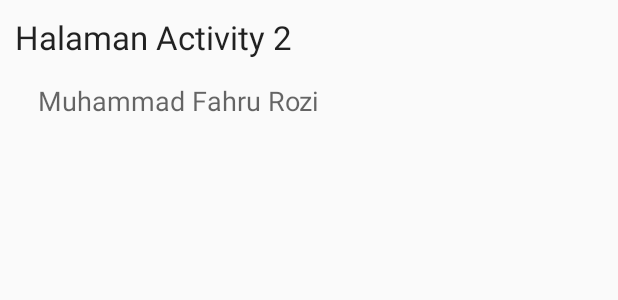
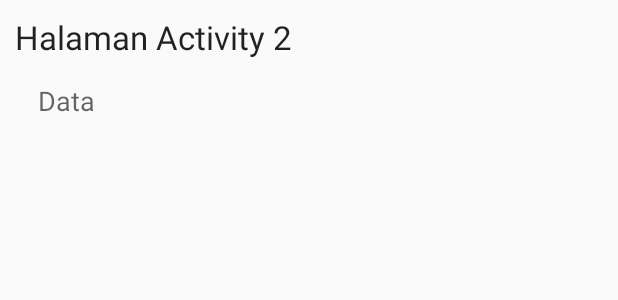
Before and after one commit to MuhammadFahru/PWPB-XII, an Android app: the layout activity_main2.xml on its own in the app's theme, with its tools: preview values and no code run, on a phone screen of 412 x 824 dp. Shown: the top 300 px of the screen. Run offline under Robolectric (Android 15) with nearby library versions, the phone set to English and light mode, and no system bars.

Commit message:
Intent With Put Extra

```diff
--- a/Intent/Latihan1/app/src/main/AndroidManifest.xml
+++ b/Intent/Latihan1/app/src/main/AndroidManifest.xml
@@ -16,6 +16,7 @@
                 <category android:name="android.intent.category.LAUNCHER" />
             </intent-filter>
         </activity>
+        <activity android:name=".MainActivity2" />
     </application>
 
 </manifest>
--- a/Intent/Latihan1/app/src/main/res/layout/activity_main.xml
+++ b/Intent/Latihan1/app/src/main/res/layout/activity_main.xml
@@ -6,6 +6,7 @@
     android:layout_width="match_parent"
     android:layout_height="match_parent"
     android:orientation="vertical"
+    tools:context=".MainActivity"
     android:padding="10dp" >
 
     <TextView
--- a/Intent/Latihan1/app/src/main/res/layout/activity_main2.xml
+++ b/Intent/Latihan1/app/src/main/res/layout/activity_main2.xml
@@ -6,6 +6,7 @@
     android:layout_width="match_parent"
     android:layout_height="match_parent"
     android:orientation="vertical"
+    tools:context=".MainActivity2"
     android:padding="10dp" >
 
     <TextView
@@ -19,7 +20,7 @@
         android:id="@+id/text_view_data"
         android:layout_width="wrap_content"
         android:layout_height="wrap_content"
-        android:text="Muhammad Fahru Rozi"
+        android:text="Data"
         android:textAppearance="?android:attr/textAppearanceMedium"/>
 
 </LinearLayout>
```
